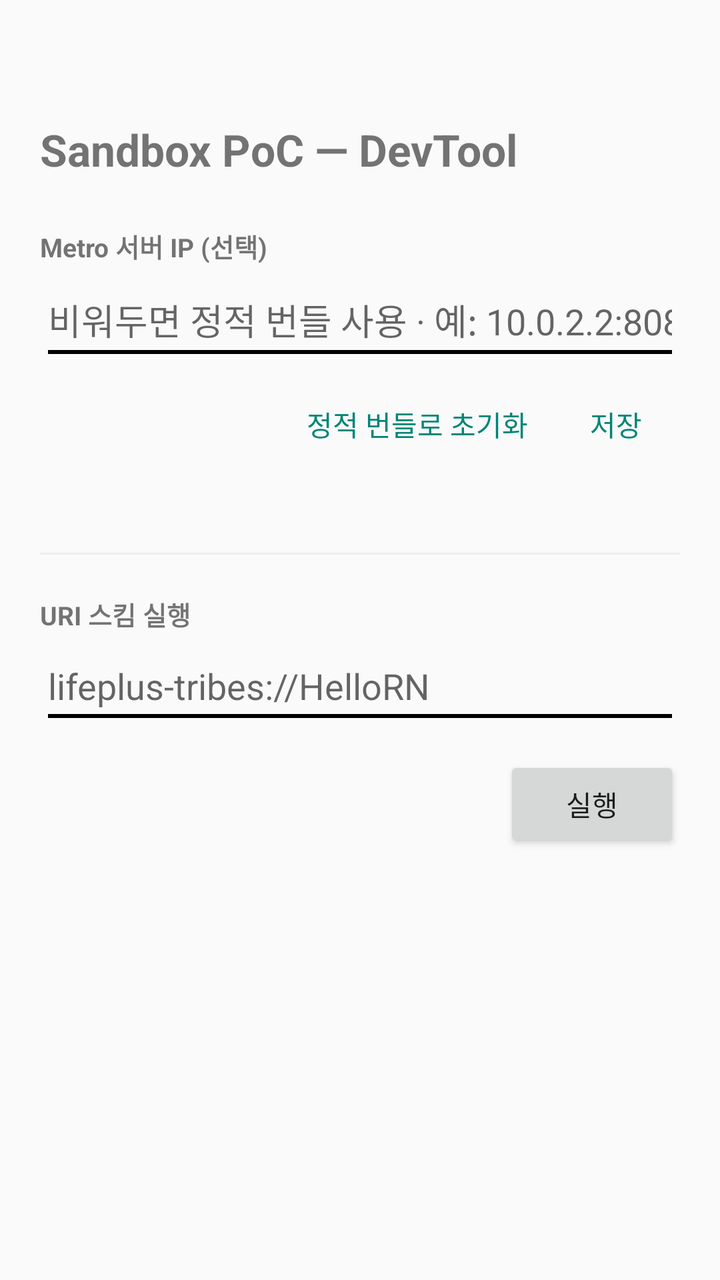
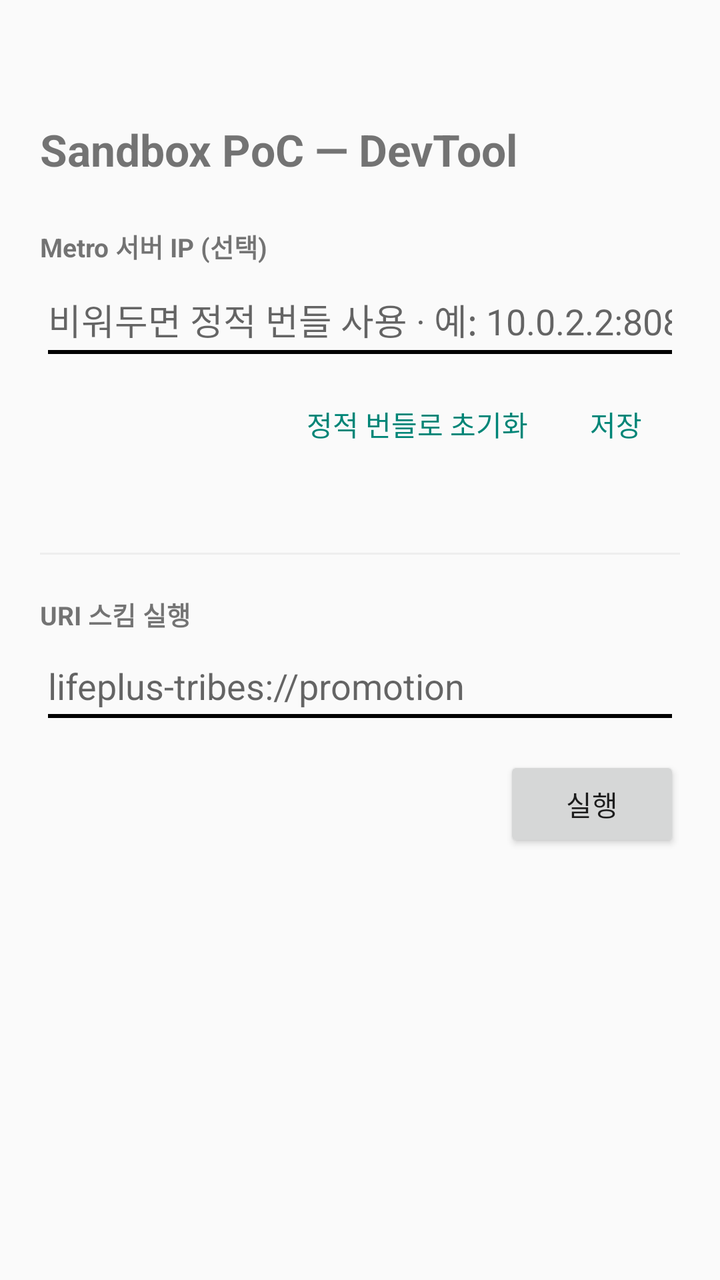

The first picture is an Android layout as it rendered before a commit; the second is the same layout after the commit. The layout source and the unified diff follow.
<!-- AndroidManifest.xml: application theme AppTheme -->
<!-- res/layout/fragment_devtool.xml -->
<?xml version="1.0" encoding="utf-8"?>
<ScrollView xmlns:android="http://schemas.android.com/apk/res/android"
    android:layout_width="match_parent"
    android:layout_height="match_parent">

    <LinearLayout
        android:layout_width="match_parent"
        android:layout_height="wrap_content"
        android:orientation="vertical"
        android:padding="20dp">

        <TextView
            android:layout_width="match_parent"
            android:layout_height="wrap_content"
            android:layout_marginTop="40dp"
            android:text="Sandbox PoC — DevTool"
            android:textSize="22sp"
            android:textStyle="bold" />

        <TextView
            android:layout_width="match_parent"
            android:layout_height="wrap_content"
            android:layout_marginTop="24dp"
            android:text="Metro 서버 IP (선택)"
            android:textSize="13sp"
            android:textStyle="bold" />

        <EditText
            android:id="@+id/metroIpField"
            android:layout_width="match_parent"
            android:layout_height="wrap_content"
            android:layout_marginTop="4dp"
            android:hint="비워두면 정적 번들 사용 · 예: 10.0.2.2:8081"
            android:imeOptions="actionDone"
            android:inputType="text"
            android:singleLine="true" />

        <LinearLayout
            android:layout_width="match_parent"
            android:layout_height="wrap_content"
            android:layout_marginTop="4dp"
            android:gravity="end"
            android:orientation="horizontal">

            <Button
                android:id="@+id/clearMetroButton"
                style="?android:attr/buttonBarButtonStyle"
                android:layout_width="wrap_content"
                android:layout_height="wrap_content"
                android:text="정적 번들로 초기화" />

            <Button
                android:id="@+id/saveMetroButton"
                style="?android:attr/buttonBarButtonStyle"
                android:layout_width="wrap_content"
                android:layout_height="wrap_content"
                android:text="저장" />
        </LinearLayout>

        <TextView
            android:id="@+id/metroStatus"
            android:layout_width="match_parent"
            android:layout_height="wrap_content"
            android:layout_marginTop="4dp"
            android:textColor="#666"
            android:textSize="12sp" />

        <View
            android:layout_width="match_parent"
            android:layout_height="1dp"
            android:layout_marginTop="20dp"
            android:background="#eee" />

        <TextView
            android:layout_width="match_parent"
            android:layout_height="wrap_content"
            android:layout_marginTop="20dp"
            android:text="URI 스킴 실행"
            android:textSize="13sp"
            android:textStyle="bold" />

        <EditText
            android:id="@+id/schemeField"
            android:layout_width="match_parent"
            android:layout_height="wrap_content"
            android:layout_marginTop="4dp"
            android:hint="lifeplus-tribes://HelloRN"
            android:imeOptions="actionDone"
            android:inputType="textUri"
            android:singleLine="true" />

        <Button
            android:id="@+id/runButton"
            android:layout_width="wrap_content"
            android:layout_height="wrap_content"
            android:layout_gravity="end"
            android:layout_marginTop="12dp"
            android:text="실행" />

        <TextView
            android:id="@+id/recentLabel"
            android:layout_width="match_parent"
            android:layout_height="wrap_content"
            android:layout_marginTop="32dp"
            android:textColor="#666"
            android:textSize="12sp" />
    </LinearLayout>
</ScrollView>
<!-- resources referenced by this layout -->
<resources>
  <style name="AppTheme" parent="Theme.AppCompat.DayNight.NoActionBar">
          
          <item name="android:editTextBackground">@drawable/rn_edit_text_material</item>
      </style>
  <!-- drawable rn_edit_text_material (drawable) -->
  <?xml version="1.0" encoding="utf-8"?>
  <inset xmlns:android="http://schemas.android.com/apk/res/android"
         android:insetLeft="@dimen/abc_edit_text_inset_horizontal_material"
         android:insetRight="@dimen/abc_edit_text_inset_horizontal_material"
         android:insetTop="@dimen/abc_edit_text_inset_top_material"
         android:insetBottom="@dimen/abc_edit_text_inset_bottom_material"
         >
  
      <selector>
          
          <item android:state_enabled="false" android:drawable="@drawable/abc_textfield_default_mtrl_alpha"/>
          <item android:drawable="@drawable/abc_textfield_activated_mtrl_alpha"/>
      </selector>
  
  </inset>
</resources>

<!-- the commit's change to res/layout/fragment_devtool.xml (unified diff, before → after) -->
@@ -84,7 +84,7 @@
             android:layout_width="match_parent"
             android:layout_height="wrap_content"
             android:layout_marginTop="4dp"
-            android:hint="lifeplus-tribes://HelloRN"
+            android:hint="lifeplus-tribes://promotion"
             android:imeOptions="actionDone"
             android:inputType="textUri"
             android:singleLine="true" />
